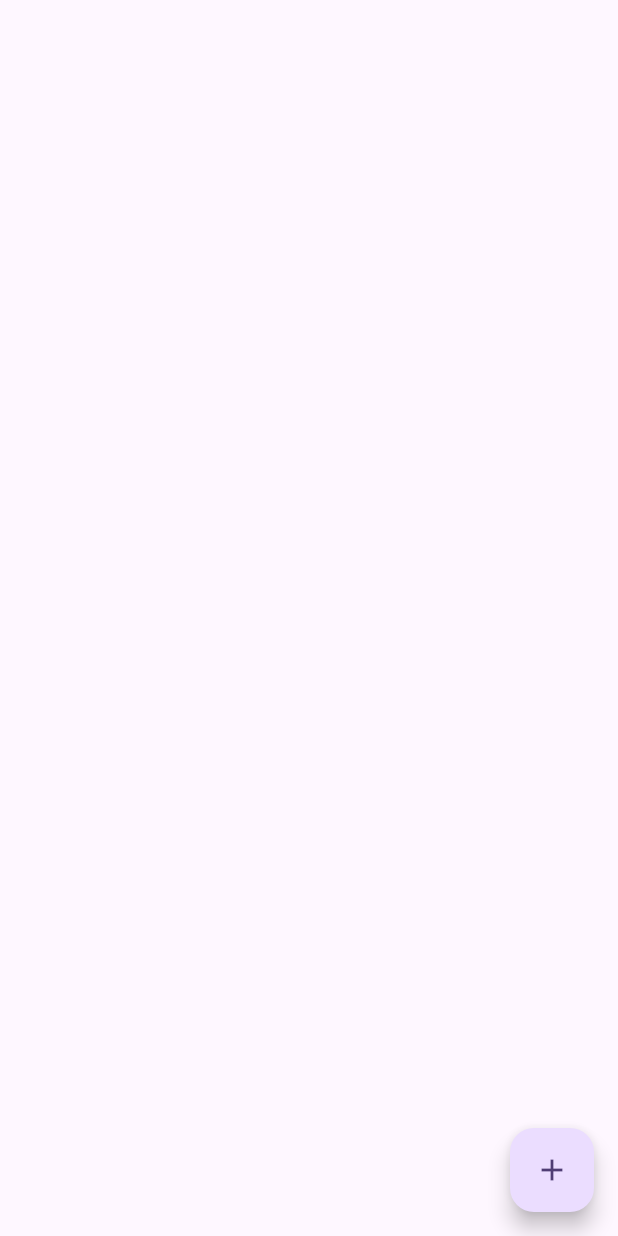
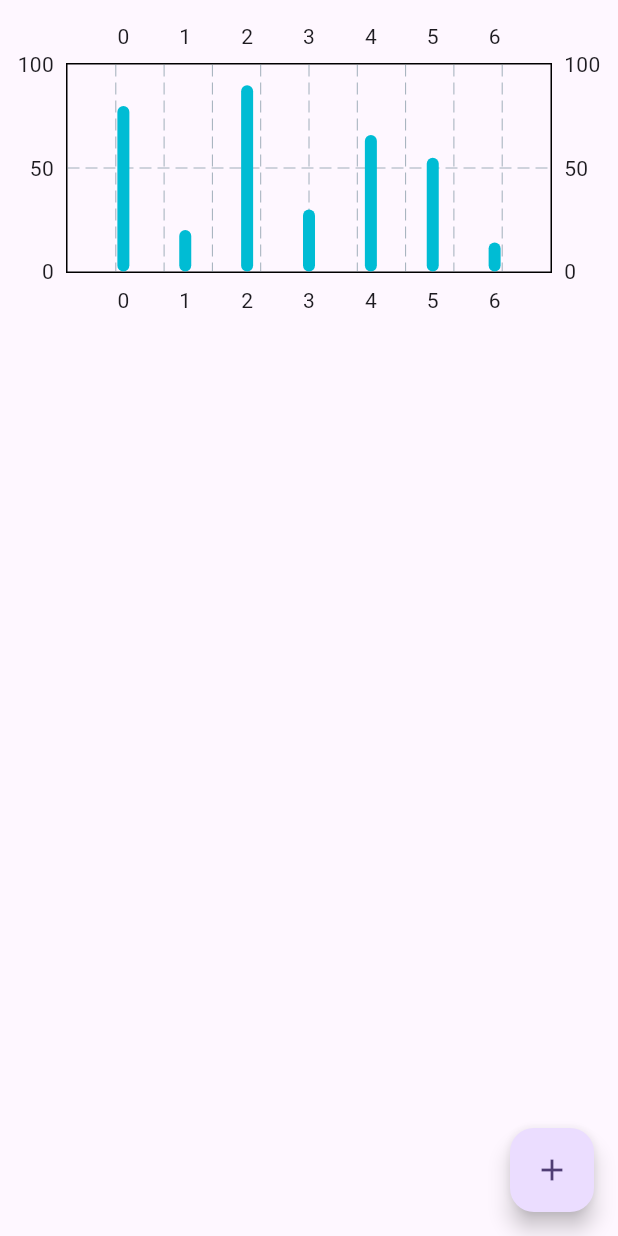
Before and after one commit to Uttkarsh-raj/Everyday, a Flutter app: the screen it shows after launch, on a phone screen of 412 x 824 dp. Run offline on Flutter 3.47's test engine with Material 2 defaults, Android fonts, the light colour scheme and no system bars; drawn by our look-alikes of fl_chart; missing offline and left inert: qr_code_scanner.

Commit message:
added bar graph

```diff
--- a/lib/screens/bar_graph/bar_data.dart
+++ b/lib/screens/bar_graph/components/bar_data.dart
@@ -1,4 +1,4 @@
-import 'package:everyday/screens/bar_graph/individual_bar.dart';
+import 'package:everyday/screens/bar_graph/components/individual_bar.dart';
 
 class BarData {
   final double sunAmount;
--- a/lib/screens/bar_graph/bar_graph.dart
+++ b/lib/screens/bar_graph/components/bar_graph.dart
@@ -1,4 +1,4 @@
-import 'package:everyday/screens/bar_graph/bar_data.dart';
+import 'package:everyday/screens/bar_graph/components/bar_data.dart';
 import 'package:fl_chart/fl_chart.dart';
 import 'package:flutter/material.dart';
 
--- /dev/null
+++ b/lib/screens/bar_graph/espense_summary.dart
@@ -0,0 +1,28 @@
+import 'package:everyday/provider/expense_data.dart';
+import 'package:everyday/screens/bar_graph/components/bar_graph.dart';
+import 'package:flutter/material.dart';
+import 'package:provider/provider.dart';
+
+class ExpenseSummary extends StatelessWidget {
+  final DateTime startOfWeek;
+  const ExpenseSummary({super.key, required this.startOfWeek});
+
+  @override
+  Widget build(BuildContext context) {
+    return Consumer<ExpenseData>(
+      builder: (context, value, child) => SizedBox(
+        height: 200,
+        child: BarGraph(
+          maxY: 100,
+          sunAmount: 80,
+          monAmount: 20,
+          tueAmount: 90,
+          wedAmount: 30,
+          thuAmount: 66,
+          friAmount: 55,
+          satAmount: 14,
+        ),
+      ),
+    );
+  }
+}
--- a/lib/screens/home_page/home_page.dart
+++ b/lib/screens/home_page/home_page.dart
@@ -1,5 +1,6 @@
 import 'package:everyday/models/expense_item.dart';
 import 'package:everyday/provider/expense_data.dart';
+import 'package:everyday/screens/bar_graph/espense_summary.dart';
 import 'package:everyday/screens/home_page/components/list_tile.dart';
 import 'package:everyday/screens/qr_page/qr_scanner.dart';
 import 'package:flutter/material.dart';
@@ -150,7 +151,12 @@ class _MyHomePageState extends State<MyHomePage> {
           tooltip: 'New',
           child: const Icon(Icons.add_outlined),
         ),
-        body: ListView(children: [
+        body: SafeArea(
+          child: Padding(
+            padding: const EdgeInsets.only(top: 12),
+            child: ListView(
+              children: [
+                ExpenseSummary(startOfWeek: value.startOfWeekData()),
                 ListView.builder(
                   shrinkWrap: true,
                   physics: const NeverScrollableScrollPhysics(),
@@ -162,7 +168,10 @@ class _MyHomePageState extends State<MyHomePage> {
                     icon: value.getAll()[index].icon,
                   ),
                 ),
-        ]),
+              ],
+            ),
+          ),
+        ),
       ),
     );
   }
```
Also changed, not shown: lib/screens/bar_graph/components/individual_bar.dart (renamed from lib/screens/bar_graph/individual_bar.dart). Lines whose indentation alone changed are shown as unchanged.
